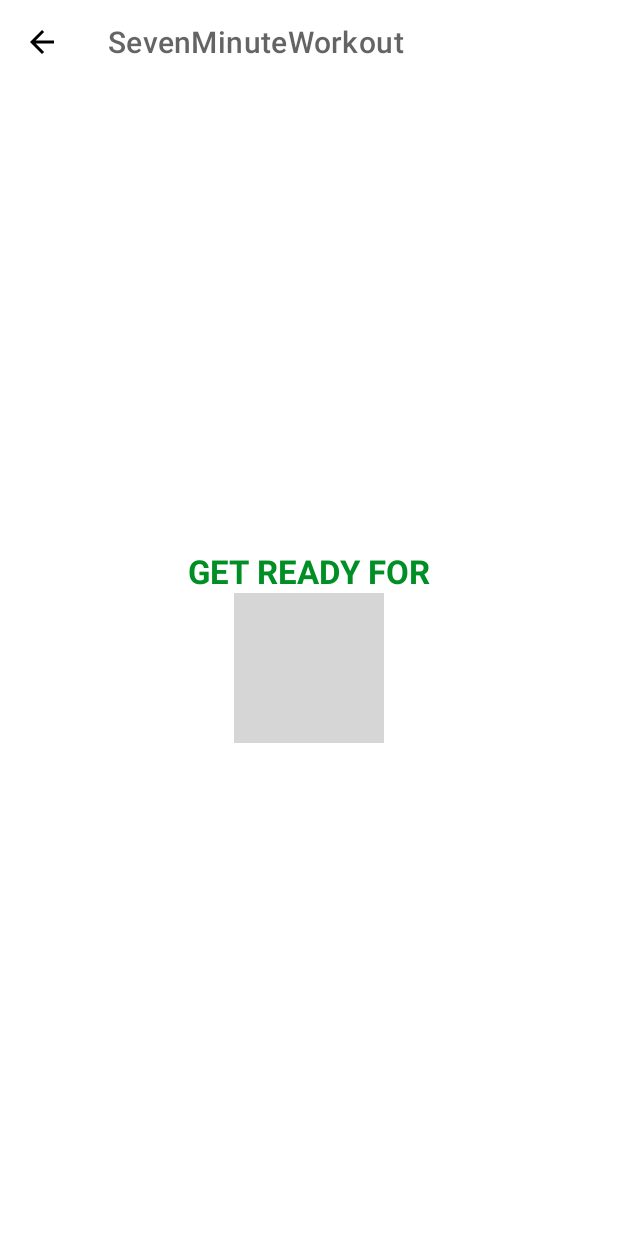
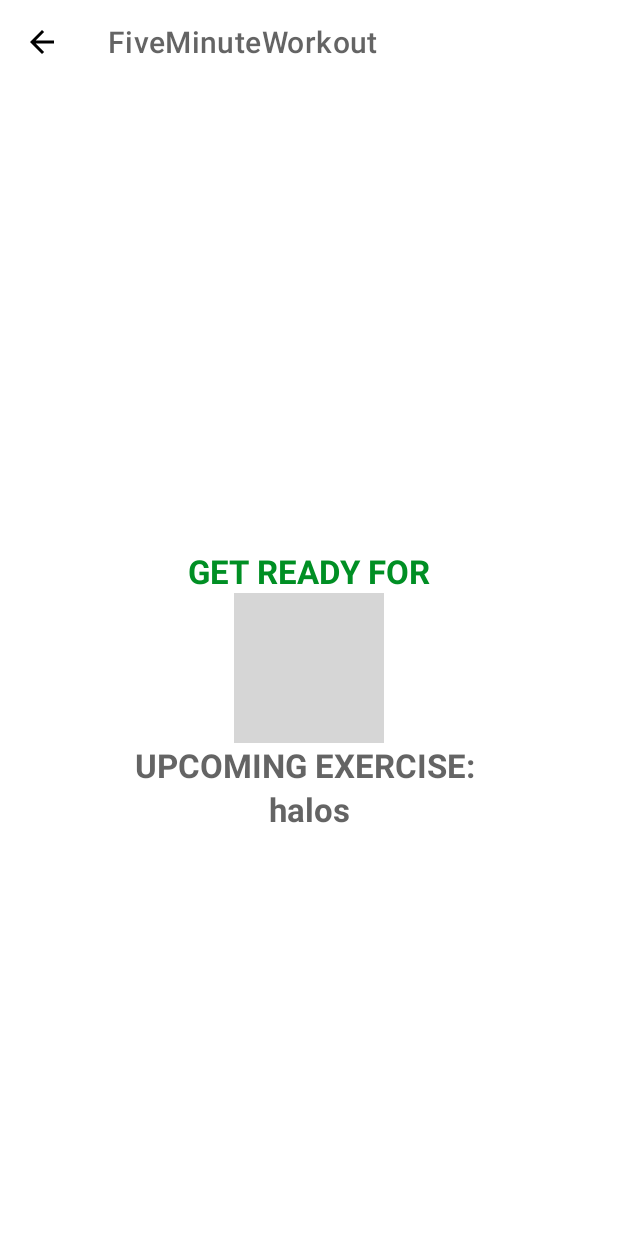
Before and after one commit to JasonRose95/KotlinProjects, an Android app: the ExerciseActivity screen opened directly, with no data from a screen before it, on a phone screen of 412 x 824 dp. Run offline under Robolectric (Android 15) with nearby library versions, the phone set to English and light mode, and no system bars; grey boxes are pictures that could not be loaded.

Commit message:
text to speech added name changed to FiveMinuteWorkout

```diff
--- a/SevenMinuteWorkout/app/src/main/java/com/example/sevenminuteworkout/Constants.kt
+++ b/SevenMinuteWorkout/app/src/main/java/com/example/fiveminuteworkout/Constants.kt
@@ -1,4 +1,4 @@
-package com.example.sevenminuteworkout
+package com.example.fiveminuteworkout
 
 object Constants {
 
@@ -29,7 +29,7 @@
             false,
             false
         )
-        exerciseList.add(reverseCorkscrews)
+        exerciseList.add(plankReachouts)
 
         val chainsaws = ExerciseModel(
             4,
--- a/SevenMinuteWorkout/app/src/main/java/com/example/sevenminuteworkout/ExerciseActivity.kt
+++ b/SevenMinuteWorkout/app/src/main/java/com/example/fiveminuteworkout/ExerciseActivity.kt
@@ -1,14 +1,17 @@
-package com.example.sevenminuteworkout
+package com.example.fiveminuteworkout
 
 import androidx.appcompat.app.AppCompatActivity
 import android.os.Bundle
 import android.os.CountDownTimer
-import android.view.LayoutInflater
+import android.speech.tts.TextToSpeech
+import android.util.Log
 import android.view.View
 import android.widget.Toast
-import com.example.sevenminuteworkout.databinding.ActivityExerciseBinding
+import com.example.fiveminuteworkout.databinding.ActivityExerciseBinding
+import java.util.*
+import kotlin.collections.ArrayList
 
-class ExerciseActivity : AppCompatActivity() {
+class ExerciseActivity : AppCompatActivity(), TextToSpeech.OnInitListener {
     private var binding:ActivityExerciseBinding ?= null
 
     private var restTimer: CountDownTimer? = null
@@ -19,6 +22,8 @@
 
     private var exerciseList: ArrayList<ExerciseModel>? = null
     private var currentExercisePosition = -1
+
+    private var tts:TextToSpeech? = null
 
     override fun onCreate(savedInstanceState: Bundle?) {
         super.onCreate(savedInstanceState)
@@ -32,6 +37,8 @@
         }
 
         exerciseList = Constants.defaultExerciseList()
+
+        tts = TextToSpeech(this, this)
 
         binding?.toolbarExercise?.setNavigationOnClickListener {
             onBackPressed()
@@ -47,11 +54,16 @@
         binding?.tvExerciseName?.visibility = View.INVISIBLE
         binding?.flExerciseView?.visibility = View.INVISIBLE
         binding?.ivImage?.visibility = View.INVISIBLE
+        binding?.tvUpcomingLabel?.visibility = View.VISIBLE
+        binding?.tvUpcomingExerciseName?.visibility = View.VISIBLE
+
         if(restTimer != null){
             restTimer?.cancel()
             restProgress = 0
         }
 
+        binding?.tvUpcomingExerciseName?.text =
+            exerciseList!![currentExercisePosition + 1].getName()
         setRestProgressBar()
     }
 
@@ -61,10 +73,15 @@
         binding?.tvExerciseName?.visibility = View.VISIBLE
         binding?.flExerciseView?.visibility = View.VISIBLE
         binding?.ivImage?.visibility = View.VISIBLE
+        binding?.tvUpcomingLabel?.visibility = View.INVISIBLE
+        binding?.tvUpcomingExerciseName?.visibility = View.INVISIBLE
+
         if(exerciseTimer != null){
             exerciseTimer?.cancel()
             exerciseProgress = 0
         }
+
+        speakOut(exerciseList!![currentExercisePosition].getName())
 
         binding?.ivImage?.setImageResource(exerciseList!![currentExercisePosition].getImage())
         binding?.tvExerciseName?.text = exerciseList!![currentExercisePosition].getName()
@@ -92,11 +109,11 @@
     private fun setExerciseProgressBar(){
         binding?.progressBarExercise?.progress = exerciseProgress
 
-        exerciseTimer = object: CountDownTimer(30000, 1000){
+        exerciseTimer = object: CountDownTimer(60000, 1000){
             override fun onTick(p0: Long) {
                 exerciseProgress++
-                binding?.progressBarExercise?.progress = 30 - exerciseProgress
-                binding?.tvTimerExercise?.text = (30 - exerciseProgress).toString()
+                binding?.progressBarExercise?.progress = 60 - exerciseProgress
+                binding?.tvTimerExercise?.text = (60 - exerciseProgress).toString()
             }
 
             override fun onFinish() {
@@ -125,7 +142,27 @@
             exerciseTimer?.cancel()
             exerciseProgress = 0
         }
+
+        if(tts != null){
+            tts!!.stop()
+            tts!!.shutdown()
+        }
+
         binding = null
     }
 
+    override fun onInit(status: Int) {
+        if (status == TextToSpeech.SUCCESS) {
+            val result = tts?.setLanguage(Locale.US)
+            if (result == TextToSpeech.LANG_MISSING_DATA || result == TextToSpeech.LANG_NOT_SUPPORTED){
+                Log.e("TTS", "The Language specified is not supported!")
+            }
+            } else {
+                Log.e("TTS", "Initialization Failed!")
+            }
+        }
+
+    private fun speakOut(text: String){
+        tts!!.speak(text, TextToSpeech.QUEUE_FLUSH, null, "")
+    }
 }
--- a/SevenMinuteWorkout/app/src/main/java/com/example/sevenminuteworkout/ExerciseModel.kt
+++ b/SevenMinuteWorkout/app/src/main/java/com/example/fiveminuteworkout/ExerciseModel.kt
@@ -1,4 +1,4 @@
-package com.example.sevenminuteworkout
+package com.example.fiveminuteworkout
 
 class ExerciseModel (
     private var id: Int,
--- a/SevenMinuteWorkout/app/src/main/java/com/example/sevenminuteworkout/MainActivity.kt
+++ b/SevenMinuteWorkout/app/src/main/java/com/example/fiveminuteworkout/MainActivity.kt
@@ -1,11 +1,9 @@
-package com.example.sevenminuteworkout
+package com.example.fiveminuteworkout
 
 import android.content.Intent
 import androidx.appcompat.app.AppCompatActivity
 import android.os.Bundle
-import android.widget.FrameLayout
-import android.widget.Toast
-import com.example.sevenminuteworkout.databinding.ActivityMainBinding
+import com.example.fiveminuteworkout.databinding.ActivityMainBinding
 
 class MainActivity : AppCompatActivity() {
     private var binding:ActivityMainBinding?= null
--- a/SevenMinuteWorkout/app/src/main/res/layout/activity_exercise.xml
+++ b/SevenMinuteWorkout/app/src/main/res/layout/activity_exercise.xml
@@ -70,6 +70,34 @@
         </LinearLayout>
     </FrameLayout>
 
+    <TextView
+        android:id="@+id/tvUpcomingLabel"
+        android:layout_width="wrap_content"
+        android:layout_height="wrap_content"
+        android:text="UPCOMING EXERCISE: "
+        android:textColor="@color/colorPrimary"
+        android:textSize="22sp"
+        android:textStyle="bold"
+        app:layout_constraintEnd_toEndOf="parent"
+        app:layout_constraintStart_toStartOf="parent"
+        app:layout_constraintTop_toBottomOf="@+id/flRestView"
+        app:layout_constraintBottom_toTopOf="@+id/tvUpcomingExerciseName"
+        tools:visibility="visible"/>
+
+    <TextView
+        android:id="@+id/tvUpcomingExerciseName"
+        android:layout_width="wrap_content"
+        android:layout_height="wrap_content"
+        android:text="ExerciseName"
+        android:textColor="@color/colorPrimary"
+        android:textSize="22sp"
+        android:textStyle="bold"
+        android:visibility="gone"
+        app:layout_constraintEnd_toEndOf="parent"
+        app:layout_constraintStart_toStartOf="parent"
+        app:layout_constraintTop_toBottomOf="@+id/tvUpcomingLabel"
+        tools:visibility="visible"/>
+
     <ImageView
         android:id="@+id/ivImage"
         android:layout_width="match_parent"
@@ -92,7 +120,7 @@
         android:visibility="gone"
         app:layout_constraintEnd_toEndOf="parent"
         app:layout_constraintStart_toStartOf="parent"
-        app:layout_constraintTop_toBottomOf="@+id/ivImage"></TextView>
+        app:layout_constraintTop_toBottomOf="@+id/ivImage"/>
 
     <FrameLayout
         android:id="@+id/flExerciseView"
@@ -116,8 +144,8 @@
             android:background="@drawable/circular_progress_gray"
             android:progressDrawable="@drawable/circular_progress_bar"
             android:indeterminate="false"
-            android:max="30"
-            android:progress="300"
+            android:max="60"
+            android:progress="600"
             android:rotation="-90"/>
 
         <LinearLayout
--- a/SevenMinuteWorkout/app/src/main/res/values/strings.xml
+++ b/SevenMinuteWorkout/app/src/main/res/values/strings.xml
@@ -1,4 +1,4 @@
 <resources>
-    <string name="app_name">SevenMinuteWorkout</string>
+    <string name="app_name">FiveMinuteWorkout</string>
     <string name="image">start image</string>
 </resources>
--- a/SevenMinuteWorkout/settings.gradle
+++ b/SevenMinuteWorkout/settings.gradle
@@ -6,5 +6,5 @@
         jcenter() // Warning: this repository is going to shut down soon
     }
 }
-rootProject.name = "SevenMinuteWorkout"
+rootProject.name = "FiveMinuteWorkout"
 include ':app'
```
Also changed, not shown: SevenMinuteWorkout/app/src/main/AndroidManifest.xml (+8 -3 lines), SevenMinuteWorkout/app/src/main/res/drawable/img_main_page.png, 4 other files.
